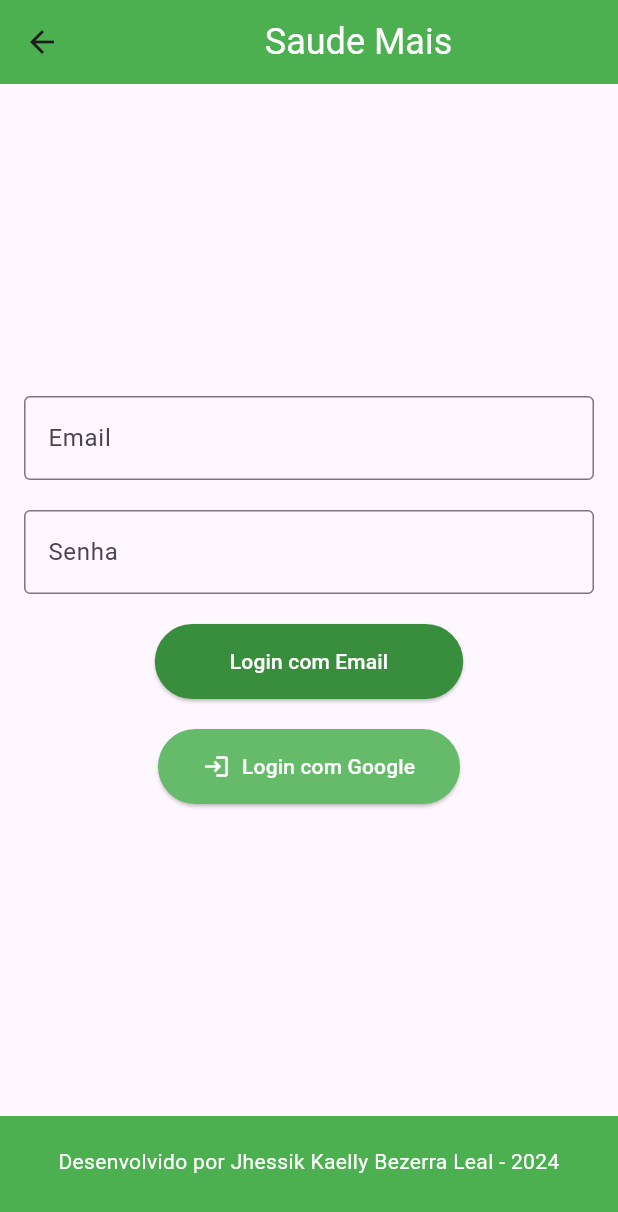
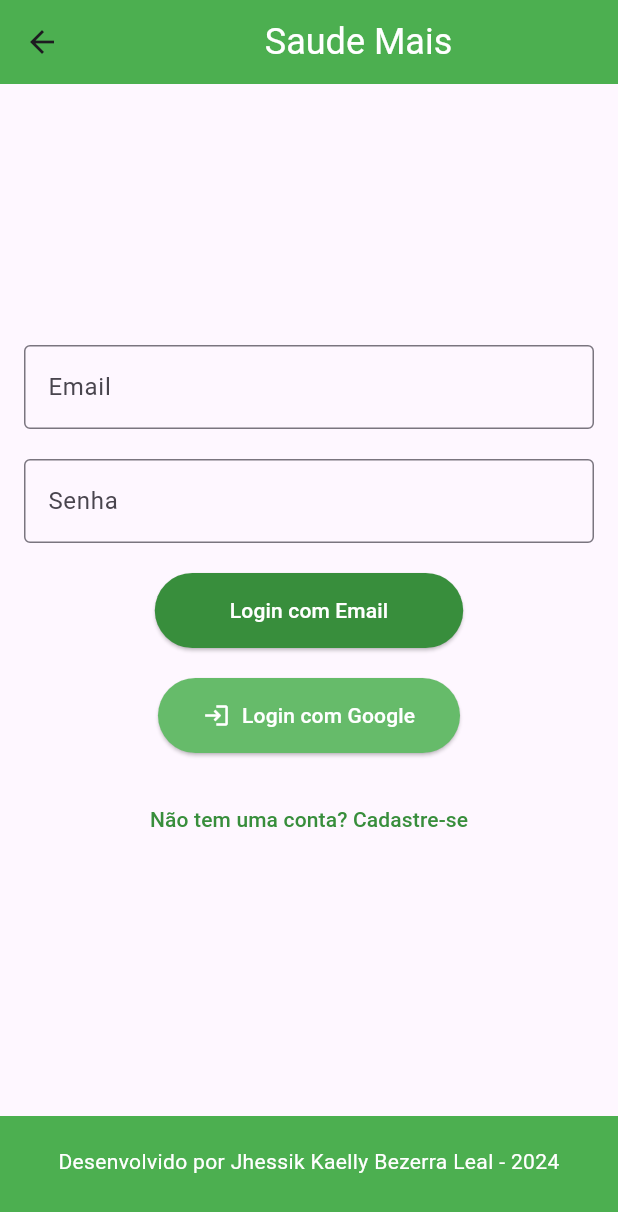
Before and after one commit to JhessikKaellyLeal/AULA, a Flutter app: the Login screen opened directly, on a phone screen of 412 x 824 dp. Shown: the top 1212 px of the screen. Run offline on Flutter 3.47's test engine with Material 3 defaults, Android fonts, the phone set to English and light mode, and no system bars.

Commit message:
conexão entre login e cadastro

```diff
--- a/aula/lib/view/Login.dart
+++ b/aula/lib/view/Login.dart
@@ -1,4 +1,5 @@
 import 'package:flutter/material.dart';
+import 'Cadastro.dart';
 
 class Login extends StatefulWidget {
   @override
@@ -14,7 +15,7 @@ class _LoginState extends State<Login> {
         title: Row(
           mainAxisAlignment: MainAxisAlignment.center,
           children: [
-           // Image.asset('assets/logo.png', height: 40), // Adicione a logo na pasta assets
+            // Image.asset('assets/logo.png', height: 40), // Adicione a logo na pasta assets
             SizedBox(width: 10),
             Text(
               'Saude Mais',
@@ -67,6 +68,19 @@ class _LoginState extends State<Login> {
                 padding: EdgeInsets.symmetric(horizontal: 30, vertical: 15),
               ),
             ),
+            SizedBox(height: 20),
+            TextButton(
+              onPressed: () {
+                Navigator.push(
+                  context,
+                  MaterialPageRoute(builder: (context) => Cadastro()),
+                );
+              },
+              child: Text(
+                'Não tem uma conta? Cadastre-se',
+                style: TextStyle(color: Colors.green.shade700),
+              ),
+            ),
           ],
         ),
       ),
```
Also changed, not shown: aula/lib/main.dart (+7 -21 lines).
